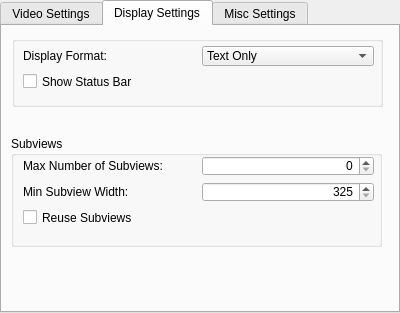
The window that files/ui/settingstab.ui (OpenMW/openmw) describes before a commit, drawn with Qt 5.
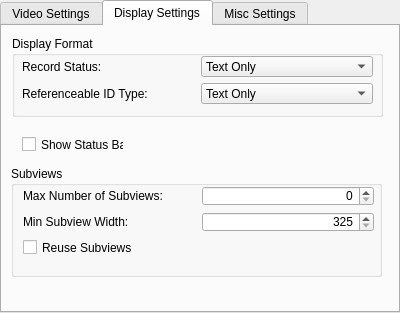
The same window after the commit. The open tabs and pages were chosen to show the change.

Commit message: Display format settings working.

Diff of the .ui file:
```diff
--- a/files/ui/settingstab.ui
+++ b/files/ui/settingstab.ui
@@ -233,18 +233,82 @@
       <x>10</x>
       <y>10</y>
       <width>371</width>
-      <height>71</height>
+      <height>81</height>
      </rect>
     </property>
     <property name="title">
-     <string/>
+     <string>Display Format</string>
     </property>
+    <widget class="QWidget" name="">
+     <property name="geometry">
+      <rect>
+       <x>10</x>
+       <y>20</y>
+       <width>351</width>
+       <height>48</height>
+      </rect>
+     </property>
+     <layout class="QGridLayout" name="gridLayout_2">
+      <item row="0" column="0">
+       <widget class="QLabel" name="labRecStatus">
+        <property name="text">
+         <string>Record Status:</string>
+        </property>
+       </widget>
+      </item>
+      <item row="0" column="1">
+       <widget class="QComboBox" name="cmbRecStatus">
+        <item>
+         <property name="text">
+          <string>Text Only</string>
+         </property>
+        </item>
+        <item>
+         <property name="text">
+          <string>Icon Only</string>
+         </property>
+        </item>
+        <item>
+         <property name="text">
+          <string>Icon and Text</string>
+         </property>
+        </item>
+       </widget>
+      </item>
+      <item row="1" column="0">
+       <widget class="QLabel" name="labRefIdType">
+        <property name="text">
+         <string>Referenceable ID Type:</string>
+        </property>
+       </widget>
+      </item>
+      <item row="1" column="1">
+       <widget class="QComboBox" name="cmbRefIdType">
+        <item>
+         <property name="text">
+          <string>Text Only</string>
+         </property>
+        </item>
+        <item>
+         <property name="text">
+          <string>Icon Only</string>
+         </property>
+        </item>
+        <item>
+         <property name="text">
+          <string>Icon and Text</string>
+         </property>
+        </item>
+       </widget>
+      </item>
+     </layout>
+    </widget>
    </widget>
    <widget class="QGroupBox" name="groupBox_2">
     <property name="geometry">
      <rect>
       <x>9</x>
-      <y>110</y>
+      <y>140</y>
       <width>371</width>
       <height>111</height>
      </rect>
@@ -253,51 +317,11 @@
      <string>Subviews</string>
     </property>
    </widget>
-   <widget class="QWidget" name="layoutWidget">
-    <property name="geometry">
-     <rect>
-      <x>21</x>
-      <y>20</y>
-      <width>351</width>
-      <height>45</height>
-     </rect>
-    </property>
-    <layout class="QGridLayout" name="gridLayout_2">
-     <item row="0" column="0">
-      <widget class="QLabel" name="label_ShowIcon">
-       <property name="text">
-        <string>Display Format:</string>
-       </property>
-      </widget>
-     </item>
-     <item row="0" column="1">
-      <widget class="QComboBox" name="comboBox_show_icon">
-       <item>
-        <property name="text">
-         <string>Text Only</string>
-        </property>
-       </item>
-       <item>
-        <property name="text">
-         <string>Text + Icon</string>
-        </property>
-       </item>
-      </widget>
-     </item>
-     <item row="1" column="0">
-      <widget class="QCheckBox" name="cbStatusBar">
-       <property name="text">
-        <string>Show Status Bar</string>
-       </property>
-      </widget>
-     </item>
-    </layout>
-   </widget>
    <widget class="QWidget" name="layoutWidget2">
     <property name="geometry">
      <rect>
       <x>21</x>
-      <y>130</y>
+      <y>160</y>
       <width>351</width>
       <height>71</height>
      </rect>
@@ -349,10 +373,19 @@
      </item>
     </layout>
    </widget>
-   <zorder>groupBox_2</zorder>
-   <zorder>groupBox</zorder>
-   <zorder>layoutWidget</zorder>
-   <zorder>layoutWidget2</zorder>
+   <widget class="QCheckBox" name="cbStatusBar">
+    <property name="geometry">
+     <rect>
+      <x>20</x>
+      <y>110</y>
+      <width>102</width>
+      <height>17</height>
+     </rect>
+    </property>
+    <property name="text">
+     <string>Show Status Bar</string>
+    </property>
+   </widget>
   </widget>
   <widget class="QWidget" name="MiscSettings">
    <attribute name="title">
```
Left out of the diff: 4 changed lines with no effect on the pictures. The commit also changes 1 other file.
